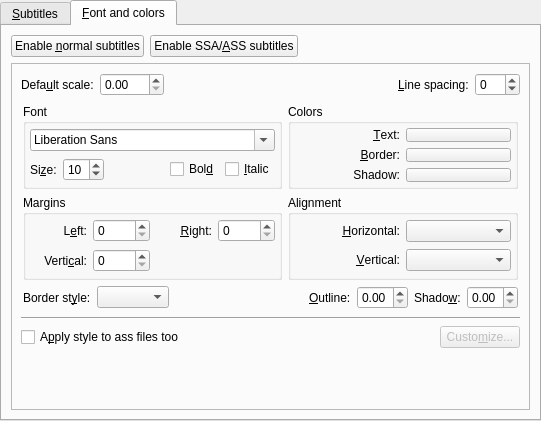
Old version of the form src/prefsubtitles.ui in the repository wilbert2000/wzplayer.
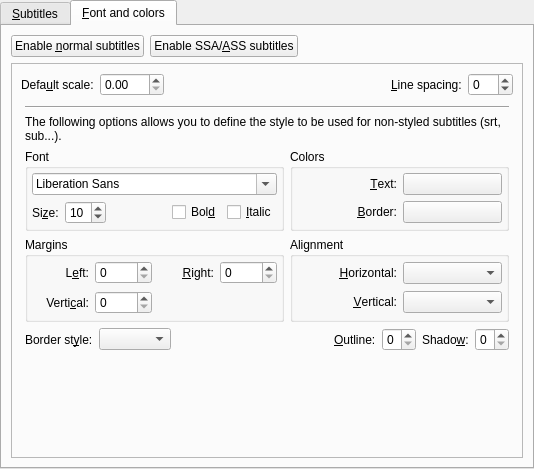
New version of the form. The open tabs and pages were chosen to show the change. Custom widgets are drawn as their Qt base class.

```diff
--- a/src/prefsubtitles.ui
+++ b/src/prefsubtitles.ui
@@ -5,8 +5,8 @@
    <rect>
     <x>0</x>
     <y>0</y>
-    <width>541</width>
-    <height>421</height>
+    <width>534</width>
+    <height>469</height>
    </rect>
   </property>
   <property name="windowTitle" >
@@ -787,18 +787,41 @@
              </property>
              <layout class="QGridLayout" >
               <property name="leftMargin" >
-               <number>2</number>
+               <number>4</number>
               </property>
               <property name="topMargin" >
-               <number>2</number>
+               <number>4</number>
               </property>
               <property name="rightMargin" >
-               <number>2</number>
+               <number>4</number>
               </property>
               <property name="bottomMargin" >
-               <number>2</number>
+               <number>4</number>
               </property>
-              <item row="0" column="0" >
+              <item row="0" column="0" colspan="2" >
+               <widget class="Line" name="line_2" >
+                <property name="sizePolicy" >
+                 <sizepolicy vsizetype="Fixed" hsizetype="Expanding" >
+                  <horstretch>0</horstretch>
+                  <verstretch>0</verstretch>
+                 </sizepolicy>
+                </property>
+                <property name="orientation" >
+                 <enum>Qt::Horizontal</enum>
+                </property>
+               </widget>
+              </item>
+              <item row="1" column="0" colspan="2" >
+               <widget class="QLabel" name="label_10" >
+                <property name="text" >
+                 <string>The following options allows you to define the style to be used for non-styled subtitles (srt, sub...).</string>
+                </property>
+                <property name="wordWrap" >
+                 <bool>true</bool>
+                </property>
+               </widget>
+              </item>
+              <item row="2" column="0" >
                <widget class="QGroupBox" name="groupBox_4" >
                 <property name="title" >
                  <string>Font</string>
@@ -886,7 +909,7 @@
                 </layout>
                </widget>
               </item>
-              <item row="0" column="1" >
+              <item row="2" column="1" >
                <widget class="QGroupBox" name="groupBox_7" >
                 <property name="title" >
                  <string>Colors</string>
@@ -919,12 +942,6 @@
                  </item>
                  <item row="0" column="1" >
                   <widget class="SelectColorButton" name="style_text_color_button" >
-                   <property name="sizePolicy" >
-                    <sizepolicy vsizetype="Ignored" hsizetype="Minimum" >
-                     <horstretch>0</horstretch>
-                     <verstretch>0</verstretch>
-                    </sizepolicy>
-                   </property>
                    <property name="text" >
                     <string/>
                    </property>
@@ -945,35 +962,6 @@
                  </item>
                  <item row="1" column="1" >
                   <widget class="SelectColorButton" name="style_border_color_button" >
-                   <property name="sizePolicy" >
-                    <sizepolicy vsizetype="Ignored" hsizetype="Minimum" >
-                     <horstretch>0</horstretch>
-                     <verstretch>0</verstretch>
-                    </sizepolicy>
-                   </property>
-                   <property name="text" >
-                    <string/>
-                   </property>
-                  </widget>
-                 </item>
-                 <item row="2" column="0" >
-                  <widget class="QLabel" name="label_12" >
-                   <property name="text" >
-                    <string>Shadow:</string>
-                   </property>
-                   <property name="alignment" >
-                    <set>Qt::AlignRight|Qt::AlignTrailing|Qt::AlignVCenter</set>
-                   </property>
-                  </widget>
-                 </item>
-                 <item row="2" column="1" >
-                  <widget class="SelectColorButton" name="style_shadow_color_button" >
-                   <property name="sizePolicy" >
-                    <sizepolicy vsizetype="Ignored" hsizetype="Minimum" >
-                     <horstretch>0</horstretch>
-                     <verstretch>0</verstretch>
-                    </sizepolicy>
-                   </property>
                    <property name="text" >
                     <string/>
                    </property>
@@ -982,7 +970,7 @@
                 </layout>
                </widget>
               </item>
-              <item row="1" column="0" >
+              <item row="3" column="0" >
                <widget class="QGroupBox" name="groupBox_8" >
                 <property name="title" >
                  <string>Margins</string>
@@ -1064,7 +1052,7 @@
                 </layout>
                </widget>
               </item>
-              <item row="1" column="1" >
+              <item row="3" column="1" >
                <widget class="QGroupBox" name="groupBox_9" >
                 <property name="title" >
                  <string>Alignment</string>
@@ -1117,7 +1105,7 @@
                 </layout>
                </widget>
               </item>
-              <item row="2" column="0" colspan="2" >
+              <item row="4" column="0" colspan="2" >
                <layout class="QHBoxLayout" >
                 <item>
                  <widget class="QLabel" name="label_5" >
@@ -1156,12 +1144,15 @@
                  </widget>
                 </item>
                 <item>
-                 <widget class="QDoubleSpinBox" name="style_outline_spin" >
+                 <widget class="QSpinBox" name="style_outline_spin" >
+                  <property name="minimum" >
+                   <number>0</number>
+                  </property>
                   <property name="maximum" >
-                   <double>4.000000000000000</double>
+                   <number>4</number>
                   </property>
-                  <property name="singleStep" >
-                   <double>0.100000000000000</double>
+                  <property name="value" >
+                   <number>0</number>
                   </property>
                  </widget>
                 </item>
@@ -1176,12 +1167,9 @@
                  </widget>
                 </item>
                 <item>
-                 <widget class="QDoubleSpinBox" name="style_shadow_spin" >
+                 <widget class="QSpinBox" name="style_shadow_spin" >
                   <property name="maximum" >
-                   <double>4.000000000000000</double>
-                  </property>
-                  <property name="singleStep" >
-                   <double>0.100000000000000</double>
+                   <number>4</number>
                   </property>
                  </widget>
                 </item>
@@ -1190,53 +1178,6 @@
              </layout>
             </widget>
            </item>
-           <item>
-            <widget class="Line" name="line_3" >
-             <property name="sizePolicy" >
-              <sizepolicy vsizetype="Fixed" hsizetype="Expanding" >
-               <horstretch>0</horstretch>
-               <verstretch>0</verstretch>
-              </sizepolicy>
-             </property>
-             <property name="orientation" >
-              <enum>Qt::Horizontal</enum>
-             </property>
-            </widget>
-           </item>
-           <item>
-            <layout class="QHBoxLayout" >
-             <item>
-              <widget class="QCheckBox" name="force_ass_styles" >
-               <property name="text" >
-                <string>A&amp;pply style to ass files too</string>
-               </property>
-              </widget>
-             </item>
-             <item>
-              <spacer>
-               <property name="orientation" >
-                <enum>Qt::Horizontal</enum>
-               </property>
-               <property name="sizeHint" >
-                <size>
-                 <width>40</width>
-                 <height>20</height>
-                </size>
-               </property>
-              </spacer>
-             </item>
-             <item>
-              <widget class="QPushButton" name="ass_customize_button" >
-               <property name="enabled" >
-                <bool>false</bool>
-               </property>
-               <property name="text" >
-                <string>Custo&amp;mize...</string>
-               </property>
-              </widget>
-             </item>
-            </layout>
-           </item>
            <item>
             <spacer>
              <property name="orientation" >
@@ -1244,8 +1185,8 @@
              </property>
              <property name="sizeHint" >
               <size>
-               <width>497</width>
-               <height>16</height>
+               <width>479</width>
+               <height>20</height>
               </size>
              </property>
             </spacer>
```
Left out of the diff: 21 changed lines with no effect on the pictures.
